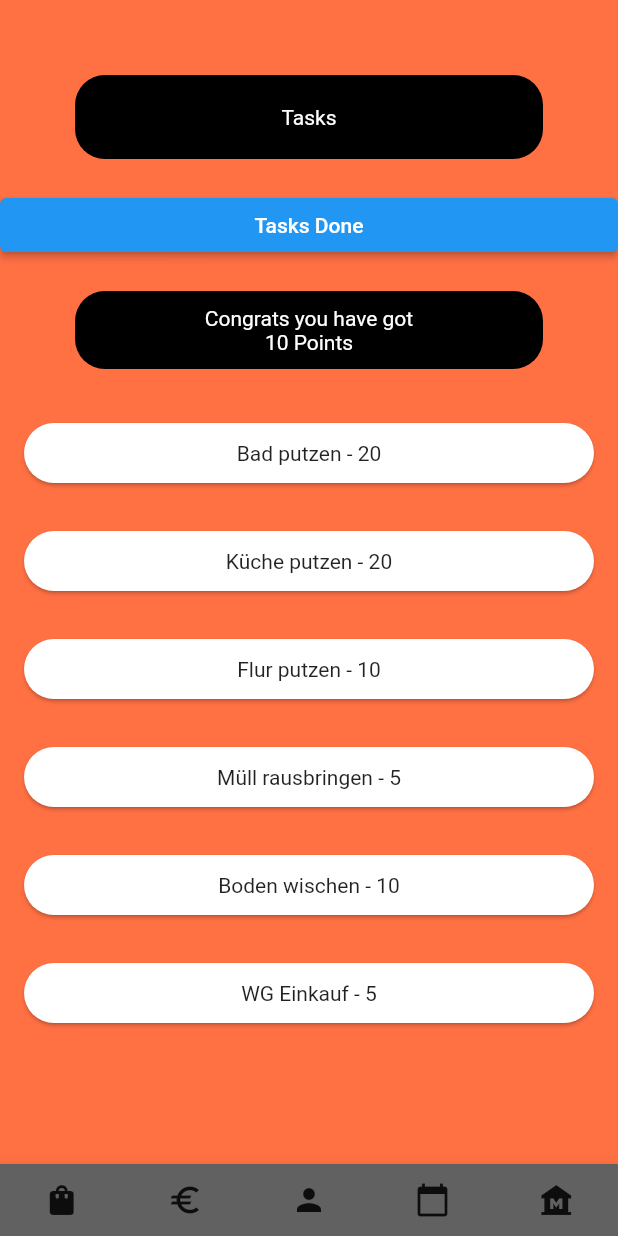
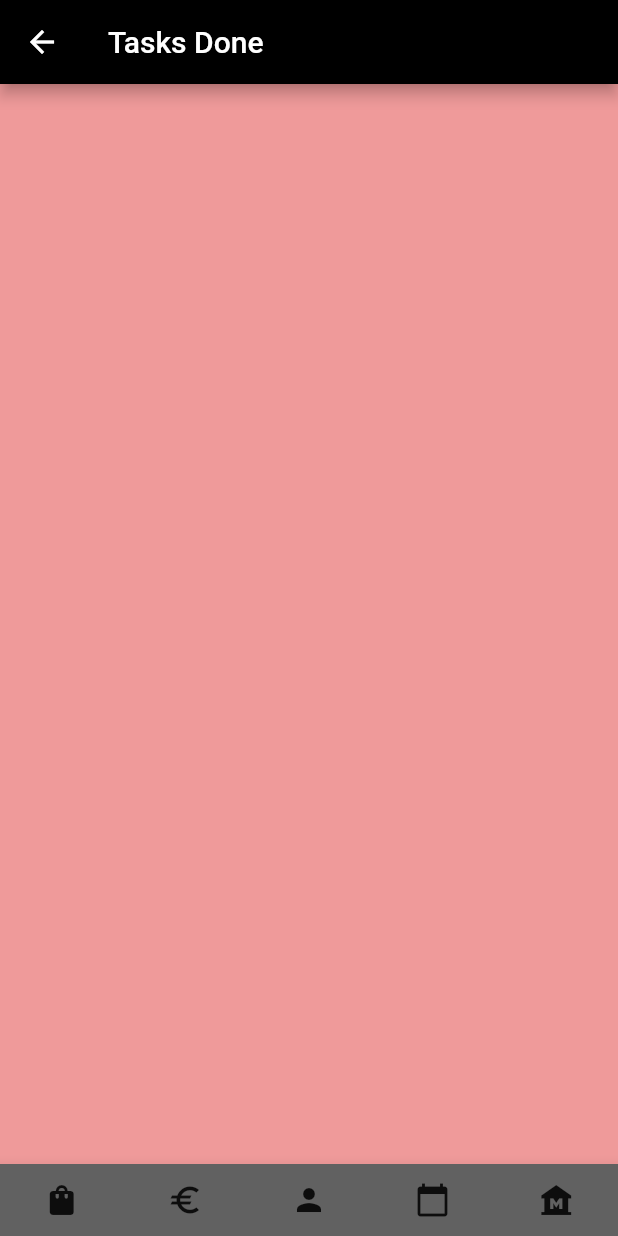
Before and after one commit to leawilde/app_wg, a Flutter app: the screen it shows after launch, item 5 of the bottom bar chosen, after a tap on "Tasks Done", on a phone screen of 412 x 824 dp. Run offline on Flutter 3.47's test engine with Material 2 defaults, Android fonts, the phone set to English and light mode, and no system bars; our stand-ins replace shared_preferences, table_calendar.

Commit message:
add tasksDone.dart implement Tasks Login and Design

```diff
--- a/lib/screens/tasks.dart
+++ b/lib/screens/tasks.dart
@@ -1,3 +1,4 @@
+import 'package:app_wg/screens/tasksDone.dart';
 import 'package:flutter/material.dart';
 import 'package:app_wg/task.dart';
 import 'package:app_wg/screens/shoppinglist.dart';
@@ -13,63 +14,85 @@ class Tasks extends StatefulWidget {
 }
 
 class _TasksState extends State<Tasks> {
-  late int _points;
-  List<Task> tasks = [    Task(description: 'Bad putzen', points: 20),    Task(description: 'Küche putzen', points: 20),    Task(description: 'Flur putzen', points: 10),    Task(description: 'Müll rausbringen', points: 5),    Task(description: 'Boden wischen', points: 10),    Task(description: 'WG Einkauf', points: 5),  ];
+
+  int _points = 0;
+  List<Task> tasks = [
+    Task(description: 'Bad putzen', points: 20),
+    Task(description: 'Küche putzen', points: 20),
+    Task(description: 'Flur putzen', points: 10),
+    Task(description: 'Müll rausbringen', points: 5),
+    Task(description: 'Boden wischen', points: 10),
+    Task(description: 'WG Einkauf', points: 5),
+  ];
+  List<String> _tasksDone = [];
 
   @override
   void initState() {
+    _loadPoints();
+    _loadItems();
     super.initState();
-    _loadPoints();
+  }
+
+  @override
+  void dispose() {
+    //_loadPoints();
+    _savePoints();
+    super.dispose();
   }
 
   @override
   Widget build(BuildContext context) {
+
+    _loadPoints();
+
     return Scaffold(
-      backgroundColor: Colors.deepOrange[400],
+      backgroundColor: Colors.red[200],
       body: ListView(
+        //mainAxisAlignment: MainAxisAlignment.start,
+        //crossAxisAlignment: CrossAxisAlignment.stretch,
         children: <Widget>[
           Container(
               margin: EdgeInsets.fromLTRB(50, 50, 50, 20),
-            padding: EdgeInsets.all(20),
+              padding: EdgeInsets.all(10),
               alignment: Alignment.center,
               decoration: BoxDecoration(
                   color: Colors.black,
-              borderRadius: BorderRadius.circular(20),
+                  borderRadius: BorderRadius.circular(20)
               ),
-            child: Text(
-              'Tasks',
-              style: TextStyle(color: Colors.white),
+              child: Text('Tasks', style: TextStyle(color: Colors.white),)
           ),
+          ElevatedButton(onPressed: () {
+            Navigator.push(context, MaterialPageRoute(
+                builder: (context) => TasksDone(tasksDone: _tasksDone)));
+          }, child: Text('Tasks Done'),
+            style: ElevatedButton.styleFrom(
+              backgroundColor: Colors.white,
+              foregroundColor: Colors.black,
+              shape: RoundedRectangleBorder(
+                  borderRadius: BorderRadius.circular(20)
               ),
-          ElevatedButton(
-            onPressed: () {
-              updatePoints(10);
-            },
-            child: Text('Tasks Done'),
-          ),
+
+            ),),
           Container(
             margin: EdgeInsets.fromLTRB(50, 20, 50, 20),
             padding: EdgeInsets.all(10),
             decoration: BoxDecoration(
                 color: Colors.black,
-              borderRadius: BorderRadius.circular(20),
+                borderRadius: BorderRadius.circular(20)
             ),
             child: Column(
               children: <Widget>[
-                Text(
-                  'Congrats you have got',
-                  style: TextStyle(
-                    color: Colors.white,
-                  ),
-                ),
-                Text(
-                  '$_points Points',
-                  style: TextStyle(color: Colors.white),
-                ),
+                Text('Congrats you have got',
+                  style: TextStyle(color: Colors.white,),),
+                Text('$_points Points', style: TextStyle(color: Colors.white),)
               ],
             ),
           ),
-          for (final task in tasks) taskCard(task),
+          taskCard(tasks[1]),
+          taskCard(tasks[2]),
+          taskCard(tasks[3]),
+          taskCard(tasks[4]),
+          taskCard(tasks[5]),
         ],
       ),
       bottomNavigationBar: BottomAppBar(
@@ -105,21 +128,18 @@ class _TasksState extends State<Tasks> {
             IconButton(
               icon: Icon(Icons.museum),
               onPressed: () {
-                // Handle button press
+                Navigator.push(context, MaterialPageRoute(builder: (context) => Tasks()));
               },
             ),
           ],
         ),
       ),
     );
-
-
   }
 
   void updatePoints(int points) {
     setState(() {
       _points += points;
-      _savePoints();
     });
   }
 
@@ -128,12 +148,13 @@ class _TasksState extends State<Tasks> {
       onTap: () {
         setState(() {
           _points += task.points;
+          _addItem(task.description);
           _savePoints();
         });
       },
       child: Card(
         shape: RoundedRectangleBorder(
-          borderRadius: BorderRadius.circular(20),
+            borderRadius: BorderRadius.circular(20)
         ),
         margin: EdgeInsets.fromLTRB(16, 16, 16, 16),
         child: Center(
@@ -147,14 +168,43 @@ class _TasksState extends State<Tasks> {
   }
 
   Future<void> _savePoints() async {
-    final prefs = await SharedPreferences.getInstance();
+    SharedPreferences prefs = await SharedPreferences.getInstance();
     await prefs.setInt('counter', _points);
   }
 
   Future<void> _loadPoints() async {
-    final prefs = await SharedPreferences.getInstance();
+    SharedPreferences prefs = await SharedPreferences.getInstance();
     setState(() {
       _points = prefs.getInt('counter') ?? 0;
     });
   }
+
+  Future<void> saveStringList(String key, List<String> list) async {
+    SharedPreferences prefs = await SharedPreferences.getInstance();
+    prefs.setStringList(key, list);
   }
+
+  Future<List<String>> loadStringList(String key) async {
+    SharedPreferences prefs = await SharedPreferences.getInstance();
+    return prefs.getStringList(key) ?? [];
+  }
+
+  Future<void> _saveItems() async {
+    await saveStringList('_tasksDone', _tasksDone);
+  }
+
+  Future<void> _loadItems() async {
+    List<String> loadedItems = await loadStringList('_tasksDone');
+    setState(() {
+      _tasksDone = loadedItems;
+    });
+  }
+
+  void _addItem(String item) {
+    setState(() {
+      _tasksDone.add(item);
+      _saveItems();
+    });
+  }
+
+}
--- /dev/null
+++ b/lib/screens/tasksDone.dart
@@ -0,0 +1,70 @@
+import 'package:flutter/material.dart';
+import 'package:app_wg/screens/tasks.dart';
+
+
+class TasksDone extends StatelessWidget {
+  const TasksDone({Key? key, required this.tasksDone}) : super(key: key);
+  final List<String> tasksDone;
+
+
+  @override
+  Widget build(BuildContext context) {
+    return  Scaffold(
+      backgroundColor: Colors.red[200],
+      appBar: AppBar(
+        backgroundColor: Colors.black,
+        title: Text('Tasks Done'),
+      ),
+      body: ListView.builder(
+          itemCount: tasksDone.length,
+          itemBuilder: (context, index){
+            return Center(
+              child: Container(
+                  margin: EdgeInsets.fromLTRB(10, 10, 10, 10),
+                  padding: EdgeInsets.all(10),
+                  child: Text(tasksDone[index],
+                    style: const TextStyle(color: Colors.black, fontSize: 26),)),
+            );
+          }),
+      bottomNavigationBar: BottomAppBar(
+        color: Colors.grey[700],
+        child: Row(
+          mainAxisSize: MainAxisSize.max,
+          mainAxisAlignment: MainAxisAlignment.spaceAround,
+          children: <Widget>[
+            IconButton(
+              icon: Icon(Icons.shopping_bag),
+              onPressed: () {
+                //Navigator.push(context, MaterialPageRoute(builder: (context) => ShoppingList()));
+              },
+            ),
+            IconButton(
+              icon: Icon(Icons.euro),
+              onPressed: () {
+                //Navigator.push(context, MaterialPageRoute(builder: (context) => Expenses()));
+              },
+            ),
+            IconButton(
+              icon: Icon(Icons.person),
+              onPressed: () {
+                //Navigator.push(context, MaterialPageRoute(builder: (context) => MainScreen()));
+              },
+            ),
+            IconButton(
+              icon: Icon(Icons.calendar_today),
+              onPressed: () {
+                //Navigator.push(context, MaterialPageRoute(builder: (context) => Events()));
+              },
+            ),
+            IconButton(
+              icon: Icon(Icons.museum),
+              onPressed: () {
+                Navigator.push(context, MaterialPageRoute(builder: (context) => Tasks()));
+              },
+            ),
+          ],
+        ),
+      ),
+    );
+  }
+}
--- a/pubspec.yaml
+++ b/pubspec.yaml
@@ -32,7 +32,7 @@ dependencies:
   flutter:
     sdk: flutter
   table_calendar: ^3.0.9
-  shared_preferences: ^2.0.11
+  shared_preferences: '>=0.5.12+4 <2.0.18'
 
 
 
```
Also changed, not shown: pubspec.lock. Lines whose indentation alone changed are shown as unchanged.
